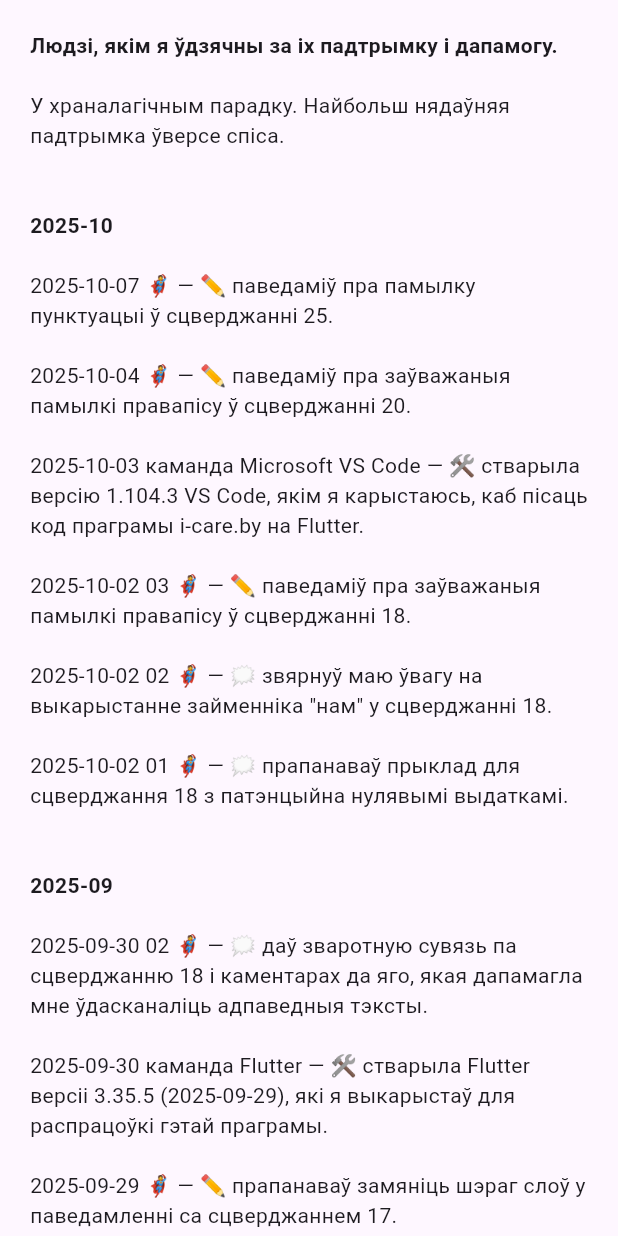
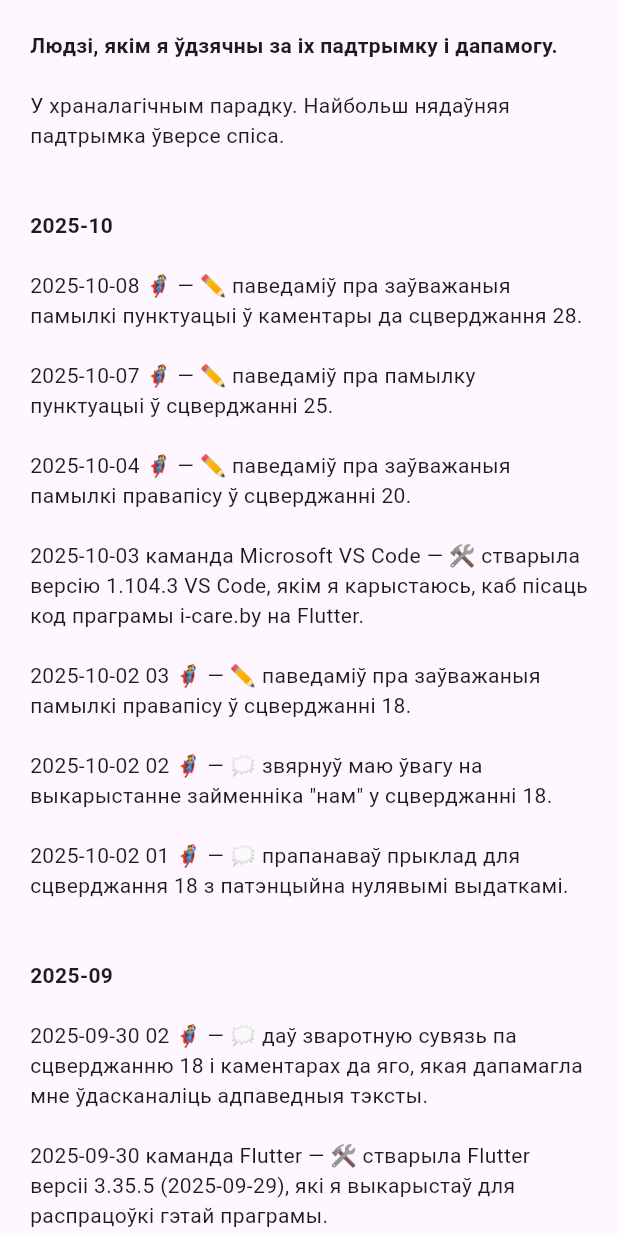
Before and after one commit to mshurkaeu-public/i-care.by, a Flutter app: the MyGratitude widget shown alone on an empty page, opened directly, on a phone screen of 412 x 824 dp. Run offline on Flutter 3.47's test engine with Material 3 defaults, Android fonts, the phone set to English and light mode, and no system bars; our stand-ins replace carousel_slider, expandable_text, google_fonts, package_info_plus, photo_view, web; missing offline and left inert: multi_split_view; generated files the repository leaves out were written again.

Commit message:
Fix punctuation errors in the comment to statement 28
and record my gratitude to the person who reported the errors.

```diff
--- a/i-care.by-app/lib/l10n/app_be.arb
+++ b/i-care.by-app/lib/l10n/app_be.arb
@@ -1849,6 +1849,10 @@
   "@aboutMyGratitude_2025_10_07_01": {
     "description": "Text for 2025-10-07 🦸 on the \"my gratitude\" tab on the \"About\" page."
   },
+  "aboutMyGratitude_2025_10_08_01": "\n2025-10-08 🦸 — ✏️ паведаміў пра заўважаныя памылкі пунктуацыі ў каментары да сцверджання 28.\n",
+  "@aboutMyGratitude_2025_10_08_01": {
+    "description": "Text for 2025-10-08 🦸 on the \"my gratitude\" tab on the \"About\" page."
+  },
   "aboutMyGratitude_2025_10_title": "\n\n2025-10\n",
   "@aboutMyGratitude_2025_10_title": {
     "description": "Title for 2025-10 list/text on the \"my gratitude\" tab on the \"About\" page."
--- a/i-care.by-app/lib/my_gratitude.dart
+++ b/i-care.by-app/lib/my_gratitude.dart
@@ -26,6 +26,9 @@ class MyGratitude extends StatelessWidget {
               TextSpan(
                 text: l10n.aboutMyGratitude_2025_10_title,
                 style: titleStyle,
+              ),
+              TextSpan(
+                text: l10n.aboutMyGratitude_2025_10_08_01,
               ),
               TextSpan(
                 text: l10n.aboutMyGratitude_2025_10_07_01,
```
Also changed, not shown: 1 other file.
